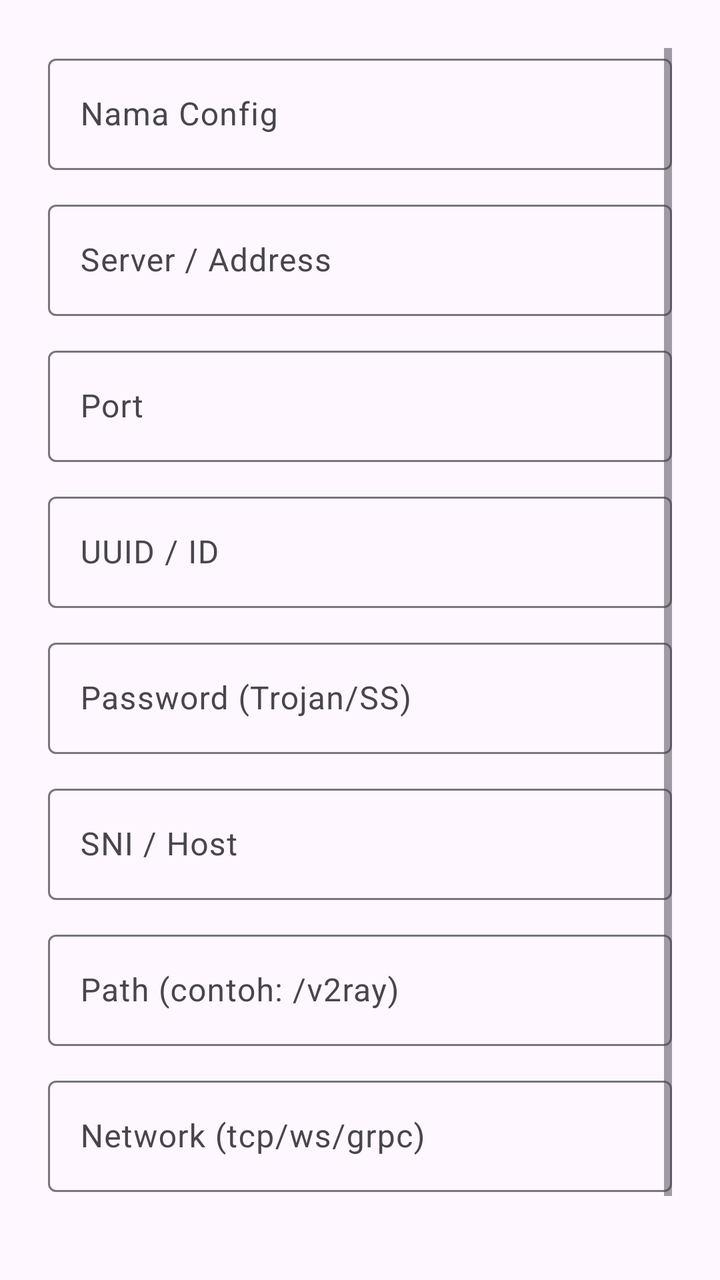
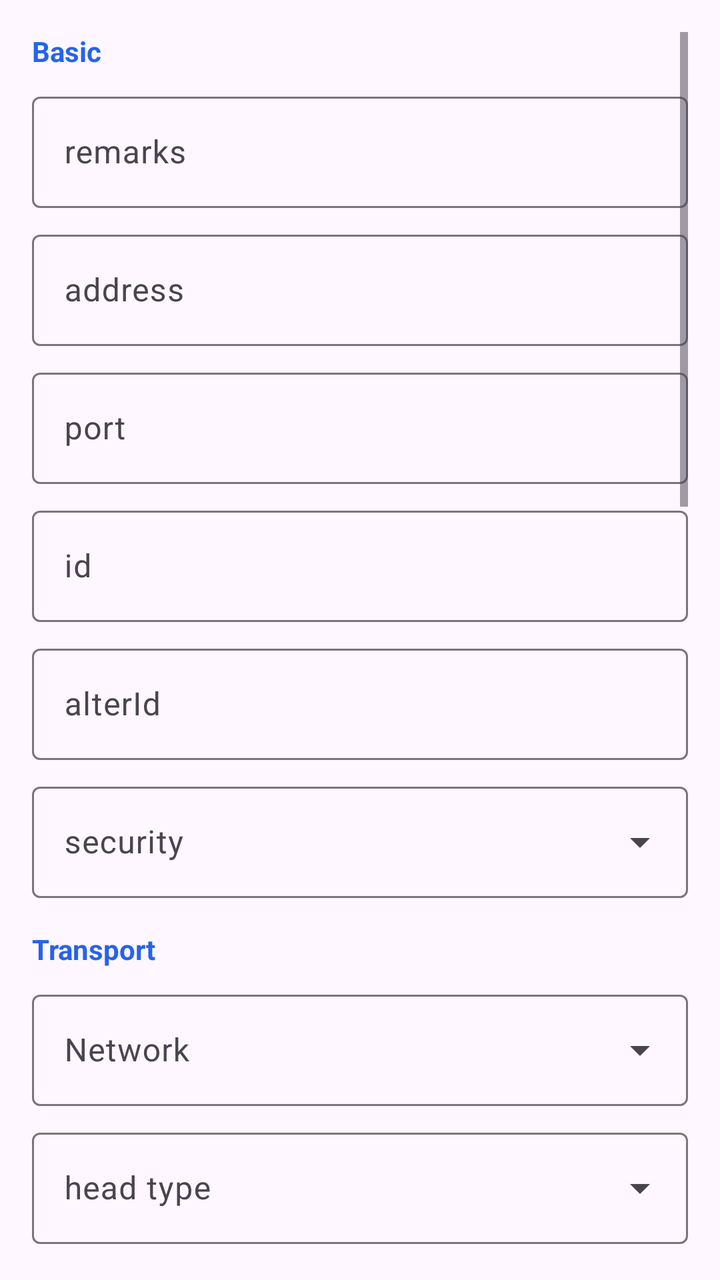

Compare the two renders of this Android layout. The source of the first and the diff that turns it into the second are given below.
<!-- AndroidManifest.xml: application theme Theme.XaillaClass -->
<!-- res/layout/dialog_edit_config.xml -->
<?xml version="1.0" encoding="utf-8"?>
<ScrollView xmlns:android="http://schemas.android.com/apk/res/android"
    xmlns:app="http://schemas.android.com/apk/res-auto"
    android:layout_width="match_parent"
    android:layout_height="wrap_content"
    android:padding="24dp">

    <LinearLayout
        android:layout_width="match_parent"
        android:layout_height="wrap_content"
        android:orientation="vertical">

        <com.google.android.material.textfield.TextInputLayout
            android:layout_width="match_parent" android:layout_height="wrap_content"
            android:hint="Nama Config" app:boxBackgroundColor="?attr/colorSurface">
            <com.google.android.material.textfield.TextInputEditText
                android:id="@+id/etEditName" android:layout_width="match_parent" android:layout_height="wrap_content"/>
        </com.google.android.material.textfield.TextInputLayout>

        <com.google.android.material.textfield.TextInputLayout
            android:layout_width="match_parent" android:layout_height="wrap_content"
            android:layout_marginTop="12dp" android:hint="Server / Address" app:boxBackgroundColor="?attr/colorSurface">
            <com.google.android.material.textfield.TextInputEditText
                android:id="@+id/etEditAddress" android:layout_width="match_parent" android:layout_height="wrap_content"/>
        </com.google.android.material.textfield.TextInputLayout>

        <com.google.android.material.textfield.TextInputLayout
            android:layout_width="match_parent" android:layout_height="wrap_content"
            android:layout_marginTop="12dp" android:hint="Port" app:boxBackgroundColor="?attr/colorSurface">
            <com.google.android.material.textfield.TextInputEditText
                android:id="@+id/etEditPort" android:layout_width="match_parent" android:layout_height="wrap_content" android:inputType="number"/>
        </com.google.android.material.textfield.TextInputLayout>

        <com.google.android.material.textfield.TextInputLayout
            android:layout_width="match_parent" android:layout_height="wrap_content"
            android:layout_marginTop="12dp" android:hint="UUID / ID" app:boxBackgroundColor="?attr/colorSurface">
            <com.google.android.material.textfield.TextInputEditText
                android:id="@+id/etEditUuid" android:layout_width="match_parent" android:layout_height="wrap_content"/>
        </com.google.android.material.textfield.TextInputLayout>

        <com.google.android.material.textfield.TextInputLayout
            android:layout_width="match_parent" android:layout_height="wrap_content"
            android:layout_marginTop="12dp" android:hint="Password (Trojan/SS)" app:boxBackgroundColor="?attr/colorSurface">
            <com.google.android.material.textfield.TextInputEditText
                android:id="@+id/etEditPassword" android:layout_width="match_parent" android:layout_height="wrap_content"/>
        </com.google.android.material.textfield.TextInputLayout>

        <com.google.android.material.textfield.TextInputLayout
            android:layout_width="match_parent" android:layout_height="wrap_content"
            android:layout_marginTop="12dp" android:hint="SNI / Host" app:boxBackgroundColor="?attr/colorSurface">
            <com.google.android.material.textfield.TextInputEditText
                android:id="@+id/etEditSni" android:layout_width="match_parent" android:layout_height="wrap_content"/>
        </com.google.android.material.textfield.TextInputLayout>

        <com.google.android.material.textfield.TextInputLayout
            android:layout_width="match_parent" android:layout_height="wrap_content"
            android:layout_marginTop="12dp" android:hint="Path (contoh: /v2ray)" app:boxBackgroundColor="?attr/colorSurface">
            <com.google.android.material.textfield.TextInputEditText
                android:id="@+id/etEditPath" android:layout_width="match_parent" android:layout_height="wrap_content"/>
        </com.google.android.material.textfield.TextInputLayout>

        <com.google.android.material.textfield.TextInputLayout
            android:layout_width="match_parent" android:layout_height="wrap_content"
            android:layout_marginTop="12dp" android:hint="Network (tcp/ws/grpc)" app:boxBackgroundColor="?attr/colorSurface">
            <com.google.android.material.textfield.TextInputEditText
                android:id="@+id/etEditNetwork" android:layout_width="match_parent" android:layout_height="wrap_content"/>
        </com.google.android.material.textfield.TextInputLayout>

        <com.google.android.material.switchmaterial.SwitchMaterial
            android:id="@+id/switchEditTls"
            android:layout_width="match_parent" android:layout_height="wrap_content"
            android:layout_marginTop="16dp" android:text="Gunakan TLS"
            android:textColor="?android:attr/textColorPrimary" />
    </LinearLayout>
</ScrollView>
<!-- resources referenced by this layout -->
<resources>
  <style name="Theme.XaillaClass" parent="Theme.Material3.DayNight.NoActionBar">
          <item name="colorPrimary">#2563EB</item>
          <item name="android:statusBarColor">@android:color/transparent</item>
          <item name="android:windowLightStatusBar">true</item>
      </style>
</resources>

<!-- the commit's change to res/layout/dialog_edit_config.xml (unified diff, before → after) -->
@@ -3,73 +3,103 @@
     xmlns:app="http://schemas.android.com/apk/res-auto"
     android:layout_width="match_parent"
     android:layout_height="wrap_content"
-    android:padding="24dp">
+    android:padding="16dp">
 
     <LinearLayout
         android:layout_width="match_parent"
         android:layout_height="wrap_content"
         android:orientation="vertical">
 
-        <com.google.android.material.textfield.TextInputLayout
-            android:layout_width="match_parent" android:layout_height="wrap_content"
-            android:hint="Nama Config" app:boxBackgroundColor="?attr/colorSurface">
-            <com.google.android.material.textfield.TextInputEditText
-                android:id="@+id/etEditName" android:layout_width="match_parent" android:layout_height="wrap_content"/>
+        
+        <TextView android:layout_width="wrap_content" android:layout_height="wrap_content" android:text="Basic" android:textStyle="bold" android:textColor="?attr/colorPrimary" android:layout_marginBottom="8dp"/>
+        
+        <com.google.android.material.textfield.TextInputLayout android:layout_width="match_parent" android:layout_height="wrap_content" android:hint="remarks" app:boxBackgroundColor="?attr/colorSurface">
+            <com.google.android.material.textfield.TextInputEditText android:id="@+id/etEditName" android:layout_width="match_parent" android:layout_height="wrap_content"/>
         </com.google.android.material.textfield.TextInputLayout>
 
-        <com.google.android.material.textfield.TextInputLayout
-            android:layout_width="match_parent" android:layout_height="wrap_content"
-            android:layout_marginTop="12dp" android:hint="Server / Address" app:boxBackgroundColor="?attr/colorSurface">
-            <com.google.android.material.textfield.TextInputEditText
-                android:id="@+id/etEditAddress" android:layout_width="match_parent" android:layout_height="wrap_content"/>
+        <com.google.android.material.textfield.TextInputLayout android:layout_width="match_parent" android:layout_height="wrap_content" android:layout_marginTop="8dp" android:hint="address" app:boxBackgroundColor="?attr/colorSurface">
+            <com.google.android.material.textfield.TextInputEditText android:id="@+id/etEditAddress" android:layout_width="match_parent" android:layout_height="wrap_content"/>
         </com.google.android.material.textfield.TextInputLayout>
 
-        <com.google.android.material.textfield.TextInputLayout
-            android:layout_width="match_parent" android:layout_height="wrap_content"
-            android:layout_marginTop="12dp" android:hint="Port" app:boxBackgroundColor="?attr/colorSurface">
-            <com.google.android.material.textfield.TextInputEditText
-                android:id="@+id/etEditPort" android:layout_width="match_parent" android:layout_height="wrap_content" android:inputType="number"/>
+        <com.google.android.material.textfield.TextInputLayout android:layout_width="match_parent" android:layout_height="wrap_content" android:layout_marginTop="8dp" android:hint="port" app:boxBackgroundColor="?attr/colorSurface">
+            <com.google.android.material.textfield.TextInputEditText android:id="@+id/etEditPort" android:layout_width="match_parent" android:layout_height="wrap_content" android:inputType="number"/>
         </com.google.android.material.textfield.TextInputLayout>
 
-        <com.google.android.material.textfield.TextInputLayout
-            android:layout_width="match_parent" android:layout_height="wrap_content"
-            android:layout_marginTop="12dp" android:hint="UUID / ID" app:boxBackgroundColor="?attr/colorSurface">
-            <com.google.android.material.textfield.TextInputEditText
-                android:id="@+id/etEditUuid" android:layout_width="match_parent" android:layout_height="wrap_content"/>
+        <com.google.android.material.textfield.TextInputLayout android:layout_width="match_parent" android:layout_height="wrap_content" android:layout_marginTop="8dp" android:hint="id" app:boxBackgroundColor="?attr/colorSurface">
+            <com.google.android.material.textfield.TextInputEditText android:id="@+id/etEditUuid" android:layout_width="match_parent" android:layout_height="wrap_content"/>
         </com.google.android.material.textfield.TextInputLayout>
 
-        <com.google.android.material.textfield.TextInputLayout
-            android:layout_width="match_parent" android:layout_height="wrap_content"
-            android:layout_marginTop="12dp" android:hint="Password (Trojan/SS)" app:boxBackgroundColor="?attr/colorSurface">
-            <com.google.android.material.textfield.TextInputEditText
-                android:id="@+id/etEditPassword" android:layout_width="match_parent" android:layout_height="wrap_content"/>
+        <com.google.android.material.textfield.TextInputLayout android:layout_width="match_parent" android:layout_height="wrap_content" android:layout_marginTop="8dp" android:hint="alterId" app:boxBackgroundColor="?attr/colorSurface">
+            <com.google.android.material.textfield.TextInputEditText android:id="@+id/etEditAlterId" android:layout_width="match_parent" android:layout_height="wrap_content" android:inputType="number"/>
         </com.google.android.material.textfield.TextInputLayout>
 
-        <com.google.android.material.textfield.TextInputLayout
-            android:layout_width="match_parent" android:layout_height="wrap_content"
-            android:layout_marginTop="12dp" android:hint="SNI / Host" app:boxBackgroundColor="?attr/colorSurface">
-            <com.google.android.material.textfield.TextInputEditText
-                android:id="@+id/etEditSni" android:layout_width="match_parent" android:layout_height="wrap_content"/>
+        <com.google.android.material.textfield.TextInputLayout style="@style/Widget.Material3.TextInputLayout.OutlinedBox.ExposedDropdownMenu" android:layout_width="match_parent" android:layout_height="wrap_content" android:layout_marginTop="8dp" android:hint="security">
+            <com.google.android.material.textfield.MaterialAutoCompleteTextView android:id="@+id/ddSecurity" android:layout_width="match_parent" android:layout_height="wrap_content" android:inputType="none"/>
         </com.google.android.material.textfield.TextInputLayout>
 
-        <com.google.android.material.textfield.TextInputLayout
-            android:layout_width="match_parent" android:layout_height="wrap_content"
-            android:layout_marginTop="12dp" android:hint="Path (contoh: /v2ray)" app:boxBackgroundColor="?attr/colorSurface">
-            <com.google.android.material.textfield.TextInputEditText
-                android:id="@+id/etEditPath" android:layout_width="match_parent" android:layout_height="wrap_content"/>
+        
+        <TextView android:layout_width="wrap_content" android:layout_height="wrap_content" android:text="Transport" android:textStyle="bold" android:textColor="?attr/colorPrimary" android:layout_marginTop="16dp" android:layout_marginBottom="8dp"/>
+
+        <com.google.android.material.textfield.TextInputLayout style="@style/Widget.Material3.TextInputLayout.OutlinedBox.ExposedDropdownMenu" android:layout_width="match_parent" android:layout_height="wrap_content" android:hint="Network">
+            <com.google.android.material.textfield.MaterialAutoCompleteTextView android:id="@+id/ddNetwork" android:layout_width="match_parent" android:layout_height="wrap_content" android:inputType="none"/>
         </com.google.android.material.textfield.TextInputLayout>
 
-        <com.google.android.material.textfield.TextInputLayout
-            android:layout_width="match_parent" android:layout_height="wrap_content"
-            android:layout_marginTop="12dp" android:hint="Network (tcp/ws/grpc)" app:boxBackgroundColor="?attr/colorSurface">
-            <com.google.android.material.textfield.TextInputEditText
-                android:id="@+id/etEditNetwork" android:layout_width="match_parent" android:layout_height="wrap_content"/>
+        <com.google.android.material.textfield.TextInputLayout style="@style/Widget.Material3.TextInputLayout.OutlinedBox.ExposedDropdownMenu" android:layout_width="match_parent" android:layout_height="wrap_content" android:layout_marginTop="8dp" android:hint="head type">
+            <com.google.android.material.textfield.MaterialAutoCompleteTextView android:id="@+id/ddHeadType" android:layout_width="match_parent" android:layout_height="wrap_content" android:inputType="none"/>
         </com.google.android.material.textfield.TextInputLayout>
 
-        <com.google.android.material.switchmaterial.SwitchMaterial
-            android:id="@+id/switchEditTls"
-            android:layout_width="match_parent" android:layout_height="wrap_content"
-            android:layout_marginTop="16dp" android:text="Gunakan TLS"
-            android:textColor="?android:attr/textColorPrimary" />
+        <com.google.android.material.textfield.TextInputLayout android:layout_width="match_parent" android:layout_height="wrap_content" android:layout_marginTop="8dp" android:hint="ws host" app:boxBackgroundColor="?attr/colorSurface">
+            <com.google.android.material.textfield.TextInputEditText android:id="@+id/etEditWsHost" android:layout_width="match_parent" android:layout_height="wrap_content"/>
+        </com.google.android.material.textfield.TextInputLayout>
+
+        <com.google.android.material.textfield.TextInputLayout android:layout_width="match_parent" android:layout_height="wrap_content" android:layout_marginTop="8dp" android:hint="ws path" app:boxBackgroundColor="?attr/colorSurface">
+            <com.google.android.material.textfield.TextInputEditText android:id="@+id/etEditWsPath" android:layout_width="match_parent" android:layout_height="wrap_content"/>
+        </com.google.android.material.textfield.TextInputLayout>
+
+        <com.google.android.material.textfield.TextInputLayout android:layout_width="match_parent" android:layout_height="wrap_content" android:layout_marginTop="8dp" android:hint="finalMask raw JSON" app:boxBackgroundColor="?attr/colorSurface">
+            <com.google.android.material.textfield.TextInputEditText android:id="@+id/etEditFinalMask" android:layout_width="match_parent" android:layout_height="wrap_content"/>
+        </com.google.android.material.textfield.TextInputLayout>
+
+        
+        <TextView android:layout_width="wrap_content" android:layout_height="wrap_content" android:text="TLS" android:textStyle="bold" android:textColor="?attr/colorPrimary" android:layout_marginTop="16dp" android:layout_marginBottom="8dp"/>
+
+        <com.google.android.material.textfield.TextInputLayout style="@style/Widget.Material3.TextInputLayout.OutlinedBox.ExposedDropdownMenu" android:layout_width="match_parent" android:layout_height="wrap_content" android:hint="TLS">
+            <com.google.android.material.textfield.MaterialAutoCompleteTextView android:id="@+id/ddTls" android:layout_width="match_parent" android:layout_height="wrap_content" android:inputType="none"/>
+        </com.google.android.material.textfield.TextInputLayout>
+
+        <com.google.android.material.textfield.TextInputLayout android:layout_width="match_parent" android:layout_height="wrap_content" android:layout_marginTop="8dp" android:hint="SNI" app:boxBackgroundColor="?attr/colorSurface">
+            <com.google.android.material.textfield.TextInputEditText android:id="@+id/etEditSni" android:layout_width="match_parent" android:layout_height="wrap_content"/>
+        </com.google.android.material.textfield.TextInputLayout>
+
+        <com.google.android.material.textfield.TextInputLayout style="@style/Widget.Material3.TextInputLayout.OutlinedBox.ExposedDropdownMenu" android:layout_width="match_parent" android:layout_height="wrap_content" android:layout_marginTop="8dp" android:hint="Fingerprint">
+            <com.google.android.material.textfield.MaterialAutoCompleteTextView android:id="@+id/ddFingerprint" android:layout_width="match_parent" android:layout_height="wrap_content" android:inputType="none"/>
+        </com.google.android.material.textfield.TextInputLayout>
+
+        <com.google.android.material.textfield.TextInputLayout style="@style/Widget.Material3.TextInputLayout.OutlinedBox.ExposedDropdownMenu" android:layout_width="match_parent" android:layout_height="wrap_content" android:layout_marginTop="8dp" android:hint="Alpn">
+            <com.google.android.material.textfield.MaterialAutoCompleteTextView android:id="@+id/ddAlpn" android:layout_width="match_parent" android:layout_height="wrap_content" android:inputType="none"/>
+        </com.google.android.material.textfield.TextInputLayout>
+
+        <com.google.android.material.textfield.TextInputLayout style="@style/Widget.Material3.TextInputLayout.OutlinedBox.ExposedDropdownMenu" android:layout_width="match_parent" android:layout_height="wrap_content" android:layout_marginTop="8dp" android:hint="allowInsecure">
+            <com.google.android.material.textfield.MaterialAutoCompleteTextView android:id="@+id/ddAllowInsecure" android:layout_width="match_parent" android:layout_height="wrap_content" android:inputType="none"/>
+        </com.google.android.material.textfield.TextInputLayout>
+
+        <com.google.android.material.textfield.TextInputLayout android:layout_width="match_parent" android:layout_height="wrap_content" android:layout_marginTop="8dp" android:hint="EchConfigList" app:boxBackgroundColor="?attr/colorSurface">
+            <com.google.android.material.textfield.TextInputEditText android:id="@+id/etEditEch" android:layout_width="match_parent" android:layout_height="wrap_content"/>
+        </com.google.android.material.textfield.TextInputLayout>
+
+        <com.google.android.material.textfield.TextInputLayout android:layout_width="match_parent" android:layout_height="wrap_content" android:layout_marginTop="8dp" android:hint="Verify Peer Cert By Name" app:boxBackgroundColor="?attr/colorSurface">
+            <com.google.android.material.textfield.TextInputEditText android:id="@+id/etEditVerify" android:layout_width="match_parent" android:layout_height="wrap_content"/>
+        </com.google.android.material.textfield.TextInputLayout>
+
+        <com.google.android.material.textfield.TextInputLayout android:layout_width="match_parent" android:layout_height="wrap_content" android:layout_marginTop="8dp" android:hint="Certificate fingerprint (SHA-256)" app:boxBackgroundColor="?attr/colorSurface">
+            <com.google.android.material.textfield.TextInputEditText android:id="@+id/etEditCertFingerprint" android:layout_width="match_parent" android:layout_height="wrap_content"/>
+        </com.google.android.material.textfield.TextInputLayout>
+
+        
+        <com.google.android.material.switchmaterial.SwitchMaterial android:id="@+id/switchFragment" android:layout_width="match_parent" android:layout_height="wrap_content" android:layout_marginTop="16dp" android:text="Fragment" android:textColor="?android:attr/textColorPrimary" />
+        <com.google.android.material.switchmaterial.SwitchMaterial android:id="@+id/switchSniSpoof" android:layout_width="match_parent" android:layout_height="wrap_content" android:layout_marginTop="8dp" android:text="SNI Spoofing (Experimental)" android:textColor="?android:attr/textColorPrimary" />
+
+        
+        <Button android:id="@+id/btnSaveConfig" android:layout_width="match_parent" android:layout_height="55dp" android:layout_marginTop="24dp" android:layout_marginBottom="24dp" android:text="Save" android:textSize="16sp" android:textStyle="bold" android:textColor="#FFFFFF" android:backgroundTint="?attr/colorPrimary" app:cornerRadius="12dp"/>
     </LinearLayout>
 </ScrollView>
